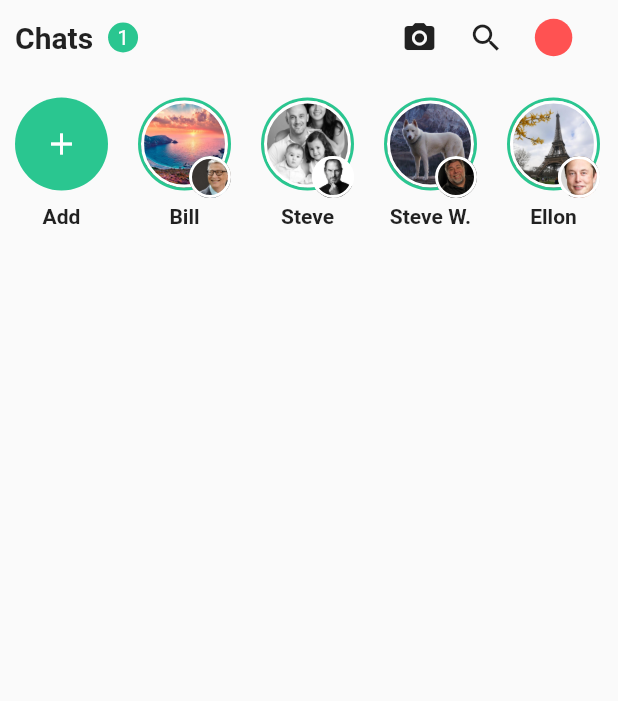
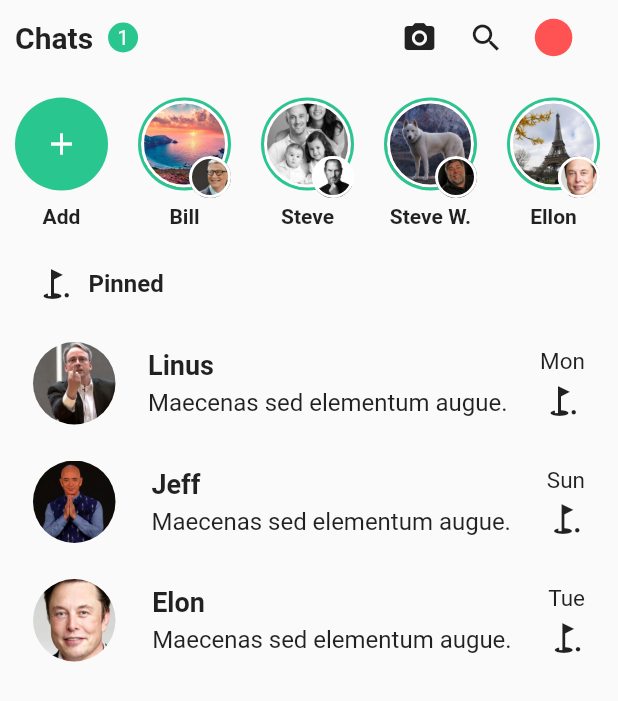
Before and after one commit to feMoraes0/whatsapp-redesign-ui, a Flutter app: the screen it shows after launch, on a phone screen of 412 x 824 dp. Shown: the top 701 px of the screen. Run offline on Flutter 3.47's test engine with Material 2 defaults, Android fonts, the phone set to English and light mode, and no system bars.

Commit message:
Added pinned section files

```diff
--- /dev/null
+++ b/assets/pinned.json
@@ -0,0 +1,17 @@
+[
+  {
+    "user_name": "Linus",
+    "user_img": "assets/people/people-010.jpg",
+    "date": "Mon"
+  },
+  {
+    "user_name": "Jeff",
+    "user_img": "assets/people/people-008.jpg",
+    "date": "Sun"
+  },
+  {
+    "user_name": "Elon",
+    "user_img": "assets/people/people-004.jpg",
+    "date": "Tue"
+  }
+]
--- /dev/null
+++ b/lib/components/pinned_chats.dart
@@ -0,0 +1,145 @@
+import 'dart:convert';
+
+import "package:flutter/material.dart";
+
+class PinnedChats extends StatefulWidget {
+  @override
+  _PinnedChatsState createState() => _PinnedChatsState();
+}
+
+class _PinnedChatsState extends State<PinnedChats> {
+  List itens = [];
+  Color primaryColor;
+
+  @override
+  Widget build(BuildContext context) {
+    ThemeData theme = Theme.of(context);
+
+    if (this.itens.length == 0) {
+      DefaultAssetBundle.of(context)
+          .loadString("assets/pinned.json")
+          .then((stringData) {
+        setState(() {
+          this.itens = json.decode(stringData);
+          this.primaryColor = theme.primaryColor;
+        });
+      });
+    }
+
+    return Container(
+      padding: const EdgeInsets.symmetric(
+        vertical: 15.0,
+        horizontal: 5.0,
+      ),
+      child: Column(
+        children: <Widget>[
+          Padding(
+            padding: const EdgeInsets.fromLTRB(
+              10.0,
+              0.0,
+              10.0,
+              15.0,
+            ),
+            child: Row(
+              children: <Widget>[
+                Padding(
+                  padding: const EdgeInsets.symmetric(
+                    horizontal: 10.0,
+                  ),
+                  child: Icon(
+                    Icons.golf_course,
+                  ),
+                ),
+                Text(
+                  "Pinned",
+                  style: TextStyle(
+                    fontSize: 16.0,
+                    fontWeight: FontWeight.w600,
+                  ),
+                ),
+              ],
+            ),
+          ),
+          Expanded(
+            child: ListView.builder(
+              itemCount: this.itens.length,
+              itemBuilder: (context, index) {
+                Map<String, dynamic> element = this.itens[index];
+                return Container(
+                  padding: const EdgeInsets.symmetric(
+                    vertical: 10.0,
+                    horizontal: 15.0,
+                  ),
+                  decoration: BoxDecoration(
+                    border: Border.all(
+                      color: Colors.transparent,
+                      width: 2.0,
+                    ),
+                    borderRadius: BorderRadius.circular(90.0),
+                  ),
+                  child: Row(
+                    mainAxisAlignment: MainAxisAlignment.spaceBetween,
+                    children: <Widget>[
+                      Container(
+                        width: 55,
+                        height: 55,
+                        decoration: BoxDecoration(
+                            borderRadius: BorderRadius.circular(100.0),
+                            image: DecorationImage(
+                              image: AssetImage(
+                                element["user_img"],
+                              ),
+                              fit: BoxFit.cover,
+                            )),
+                      ),
+                      Column(
+                        mainAxisAlignment: MainAxisAlignment.spaceBetween,
+                        crossAxisAlignment: CrossAxisAlignment.start,
+                        children: <Widget>[
+                          Padding(
+                            padding: const EdgeInsets.only(bottom: 5.0),
+                            child: Text(
+                              element["user_name"],
+                              style: TextStyle(
+                                fontSize: 18.0,
+                                fontWeight: FontWeight.w600,
+                              ),
+                            ),
+                          ),
+                          Text(
+                            "Maecenas sed elementum augue.",
+                            style: TextStyle(
+                              fontSize: 16.0,
+                              fontWeight: FontWeight.w400,
+                            ),
+                          )
+                        ],
+                      ),
+                      Column(
+                        children: <Widget>[
+                          Padding(
+                            padding: const EdgeInsets.only(bottom: 5.0),
+                            child: Text(
+                              element["date"],
+                              style: TextStyle(
+                                fontSize: 15.0,
+                                fontWeight: FontWeight.w400,
+                              ),
+                            ),
+                          ),
+                          Icon(
+                            Icons.golf_course,
+                          ),
+                        ],
+                      )
+                    ],
+                  ),
+                );
+              },
+            ),
+          )
+        ],
+      ),
+    );
+  }
+}
--- a/lib/screens/chats.dart
+++ b/lib/screens/chats.dart
@@ -1,4 +1,5 @@
 import "package:flutter/material.dart";
+import 'package:whatsapp/components/pinned_chats.dart';
 import 'package:whatsapp/components/status_bar.dart';
 
 class ChatsScreen extends StatelessWidget {
@@ -73,6 +74,9 @@ class ChatsScreen extends StatelessWidget {
               ),
             ),
             StatusBar(),
+            Expanded(
+              child: PinnedChats(),
+            ),
           ],
         ),
       ),
```
